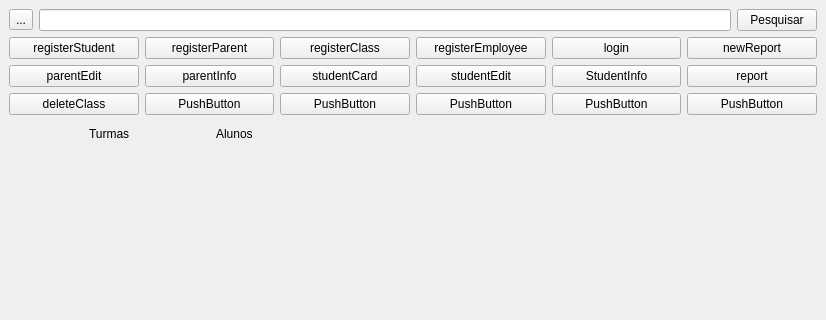
First picture: the form in App/view/ui/homeTest.ui, repository Senac-SOR-ADS/Gerenciamento-Escolar, before the edit; both pictures show x 0 to 826 and y 0 to 320 of the 826 by 600 pixel window.
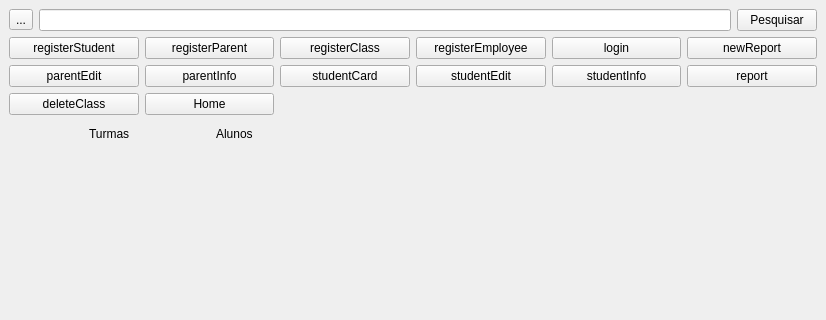
Second picture: the form after the edit.

What changed in the file:
```diff
--- a/App/view/ui/homeTest.ui
+++ b/App/view/ui/homeTest.ui
@@ -49,60 +49,25 @@
      </layout>
     </item>
     <item>
-     <layout class="QGridLayout" name="gridLayout" rowminimumheight="0,0,0" columnminimumwidth="0,0,0,0,0,0">
-      <item row="0" column="2">
-       <widget class="QPushButton" name="pushButton_4">
+     <layout class="QGridLayout" name="gridLayout" rowminimumheight="0,0,0,0,0" columnminimumwidth="0,0,0,0,0,0">
+      <item row="0" column="0">
+       <widget class="QPushButton" name="RegisterStudent">
         <property name="text">
-         <string>registerClass</string>
+         <string>registerStudent</string>
         </property>
        </widget>
       </item>
-      <item row="0" column="4">
-       <widget class="QPushButton" name="pushButton_13">
+      <item row="1" column="5">
+       <widget class="QPushButton" name="Report">
         <property name="text">
-         <string>login</string>
+         <string>report</string>
         </property>
        </widget>
       </item>
-      <item row="2" column="0">
-       <widget class="QPushButton" name="pushButton_7">
+      <item row="0" column="5">
+       <widget class="QPushButton" name="NewReport">
         <property name="text">
-         <string>deleteClass</string>
-        </property>
-       </widget>
-      </item>
-      <item row="0" column="1">
-       <widget class="QPushButton" name="pushButton_3">
-        <property name="text">
-         <string>registerParent</string>
-        </property>
-       </widget>
-      </item>
-      <item row="2" column="1">
-       <widget class="QPushButton" name="pushButton_8">
-        <property name="text">
-         <string>PushButton</string>
-        </property>
-       </widget>
-      </item>
-      <item row="1" column="2">
-       <widget class="QPushButton" name="pushButton_6">
-        <property name="text">
-         <string>studentCard</string>
-        </property>
-       </widget>
-      </item>
-      <item row="1" column="3">
-       <widget class="QPushButton" name="pushButton_11">
-        <property name="text">
-         <string>studentEdit</string>
-        </property>
-       </widget>
-      </item>
-      <item row="2" column="2">
-       <widget class="QPushButton" name="pushButton_9">
-        <property name="text">
-         <string>PushButton</string>
+         <string>newReport</string>
         </property>
        </widget>
       </item>
@@ -113,6 +78,13 @@
         </property>
        </widget>
       </item>
+      <item row="1" column="4">
+       <widget class="QPushButton" name="StudentInfo">
+        <property name="text">
+         <string>studentInfo</string>
+        </property>
+       </widget>
+      </item>
       <item row="1" column="1">
        <widget class="QPushButton" name="pushButton_5">
         <property name="text">
@@ -127,52 +99,52 @@
         </property>
        </widget>
       </item>
-      <item row="2" column="3">
-       <widget class="QPushButton" name="pushButton_10">
+      <item row="0" column="4">
+       <widget class="QPushButton" name="Login">
         <property name="text">
-         <string>PushButton</string>
+         <string>login</string>
         </property>
        </widget>
       </item>
-      <item row="0" column="0">
-       <widget class="QPushButton" name="pushButton">
+      <item row="0" column="2">
+       <widget class="QPushButton" name="RegisterClass">
         <property name="text">
-         <string>registerStudent</string>
+         <string>registerClass</string>
         </property>
        </widget>
       </item>
-      <item row="1" column="4">
-       <widget class="QPushButton" name="pushButton_14">
+      <item row="0" column="1">
+       <widget class="QPushButton" name="RegisterParent">
         <property name="text">
-         <string>StudentInfo</string>
+         <string>registerParent</string>
         </property>
        </widget>
       </item>
-      <item row="2" column="4">
-       <widget class="QPushButton" name="pushButton_15">
+      <item row="1" column="3">
+       <widget class="QPushButton" name="StudentEdit">
         <property name="text">
-         <string>PushButton</string>
+         <string>studentEdit</string>
         </property>
        </widget>
       </item>
-      <item row="0" column="5">
-       <widget class="QPushButton" name="pushButton_16">
+      <item row="1" column="2">
+       <widget class="QPushButton" name="StudentCard">
         <property name="text">
-         <string>newReport</string>
+         <string>studentCard</string>
         </property>
        </widget>
       </item>
-      <item row="1" column="5">
-       <widget class="QPushButton" name="pushButton_17">
+      <item row="2" column="0">
+       <widget class="QPushButton" name="DeleteClass">
         <property name="text">
-         <string>report</string>
+         <string>deleteClass</string>
         </property>
        </widget>
       </item>
-      <item row="2" column="5">
-       <widget class="QPushButton" name="pushButton_18">
+      <item row="2" column="1">
+       <widget class="QPushButton" name="Home">
         <property name="text">
-         <string>PushButton</string>
+         <string>Home</string>
         </property>
        </widget>
       </item>
```
Left out of the diff: 6 changed lines with no effect on the pictures.
